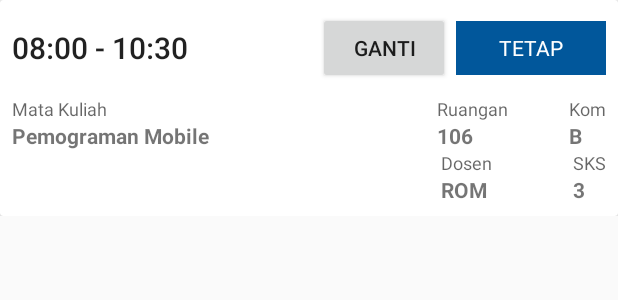
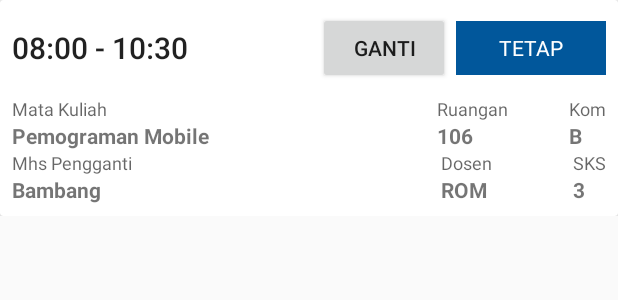
Before and after one commit to fiqihfatwa/RosterLive, an Android app: the layout item_jadwal.xml on its own in the app's theme, with its tools: preview values and no code run, on a phone screen of 412 x 824 dp. Shown: the top 300 px of the screen. Run offline under Robolectric (Android 15) with nearby library versions, the phone set to English and light mode, and no system bars.

Commit message:
cantikan sikit

```diff
--- a/app/src/main/java/com/example/android/rosterlive/models/Jadwal.java
+++ b/app/src/main/java/com/example/android/rosterlive/models/Jadwal.java
@@ -54,6 +54,10 @@ public class Jadwal {
 
     public  String getStatus(){return status;}
     public void setStatus(String status){ this.status = status;}
+
+    public String getMhsPengganti() {return mhsPengganti;}
+
+    void setMhsPengganti(String mhsPengganti){this.mhsPengganti=mhsPengganti;}
 
     public String getJam() {
         return jam;
--- a/app/src/main/java/com/example/android/rosterlive/viewholder/JadwalViewHolder.java
+++ b/app/src/main/java/com/example/android/rosterlive/viewholder/JadwalViewHolder.java
@@ -43,6 +43,12 @@ public class JadwalViewHolder extends RecyclerView.ViewHolder {
     @BindView(R.id.btn_ganti)
     public Button bGanti;
 
+    @BindView(R.id.tv_pengganti)
+    public  TextView tvPengganti;
+
+    @BindView(R.id.tv_pengganti_1)
+    public  TextView tvPengganti_1;
+
     public JadwalViewHolder(View itemView) {
         super(itemView);
         ButterKnife.bind(this, itemView);
--- a/app/src/main/res/layout/item_jadwal.xml
+++ b/app/src/main/res/layout/item_jadwal.xml
@@ -126,6 +126,28 @@
                 android:layout_height="wrap_content">
 
                 <LinearLayout
+                    android:id="@+id/pengganti"
+                    android:layout_width="wrap_content"
+                    android:layout_height="wrap_content"
+
+                    android:orientation="vertical">
+                    <TextView
+                        android:id="@+id/tv_pengganti_1"
+                        android:layout_width="wrap_content"
+                        android:layout_height="wrap_content"
+                        android:text="Mhs Pengganti"
+                        android:textAppearance="@style/TextAppearance.AppCompat.Caption" />
+
+                    <TextView
+                        android:id="@+id/tv_pengganti"
+                        android:layout_width="wrap_content"
+                        android:layout_height="wrap_content"
+                        android:text="Bambang"
+                        android:textStyle="bold" />
+
+                </LinearLayout>
+
+                <LinearLayout
                     android:id="@+id/sks"
                     android:layout_width="wrap_content"
                     android:layout_height="wrap_content"
```
Also changed, not shown: app/src/main/java/com/example/android/rosterlive/adapters/JadwalAdapter.java (+7 -1 lines), app/src/main/java/com/example/android/rosterlive/response/JadwalMainResponse.java (deleted, +0 -11 lines).
